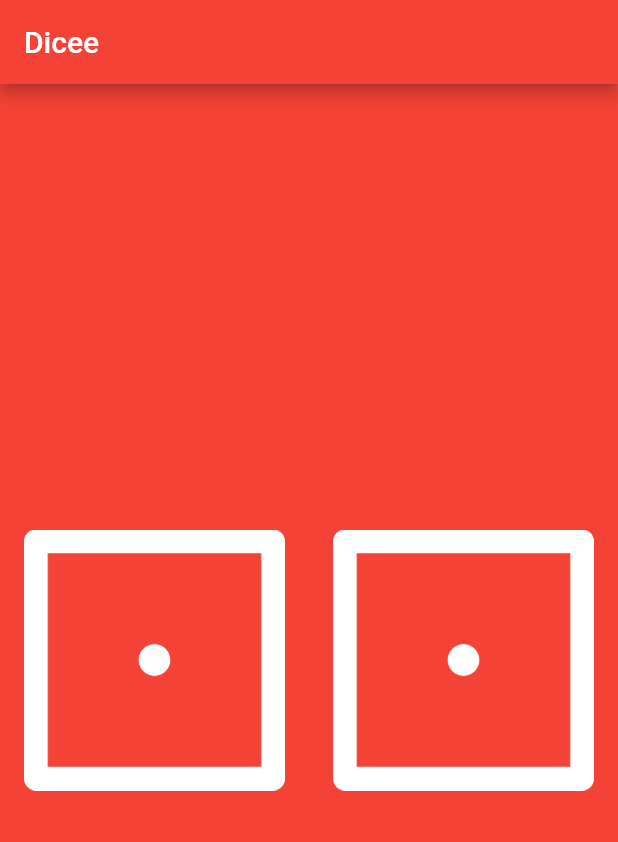
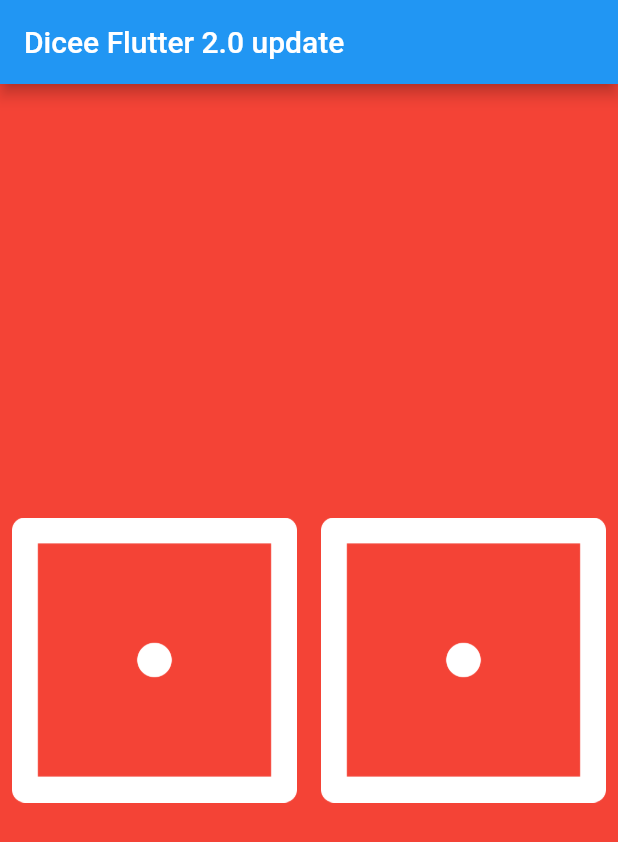
Before and after one commit to tsukamil/dice_flutter, a Flutter app: the screen it shows after launch, on a phone screen of 412 x 824 dp. Shown: the top 842 px of the screen. Run offline on Flutter 3.47's test engine with Material 2 defaults, Android fonts, the phone set to English and light mode, and no system bars.

Commit message:
flutter 2.0 update

```diff
--- a/lib/main.dart
+++ b/lib/main.dart
@@ -7,8 +7,8 @@ void main() {
       home: Scaffold(
         backgroundColor: Colors.red,
         appBar: AppBar(
-          title: Text('Dicee'),
-          backgroundColor: Colors.red,
+          title: Text('Dicee Flutter 2.0 update'),
+          backgroundColor: Colors.blue,
         ),
         body: DicePage(),
       ),
@@ -38,7 +38,7 @@ class _DicePageState extends State<DicePage> {
       child: Row(
         children: <Widget>[
           Expanded(
-            child: FlatButton(
+            child: TextButton(
               onPressed: () {
                 randomDice();
               },
@@ -46,7 +46,7 @@ class _DicePageState extends State<DicePage> {
             ),
           ),
           Expanded(
-            child: FlatButton(
+            child: TextButton(
               onPressed: () {
                 randomDice();
               },
```
Also changed, not shown: 3 other files.
